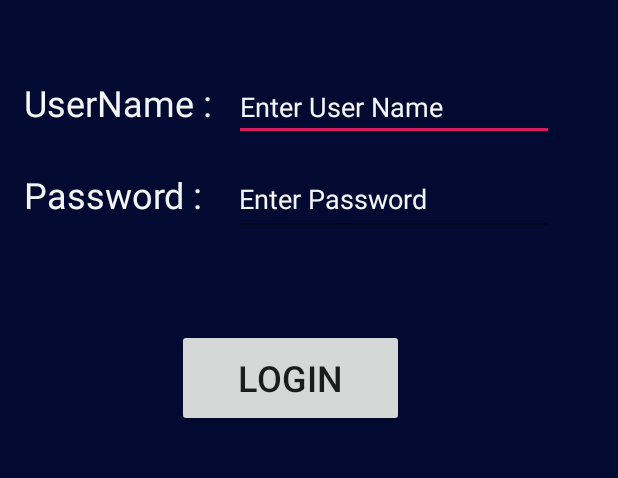
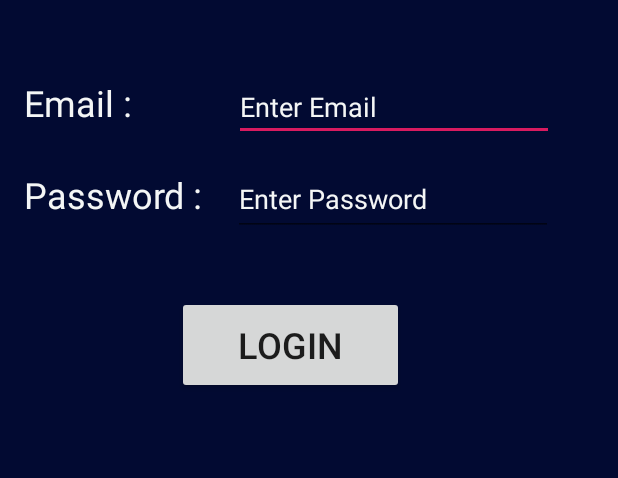
Before and after one commit to shubh1410/Goods-Availability-Management, an Android app: the screen it shows after launch (MainActivity), after a tap on "LOGIN", on a phone screen of 412 x 824 dp, the part 488-966 px from its top. Run offline under Robolectric (Android 15) with nearby library versions, the phone set to English and light mode, and no system bars; our stand-ins replace Firebase (no records; nobody signed in at launch, a user with empty details on screens opened directly).

Commit message:
added firebase authentication:MainActivity.java

```diff
--- a/app/build.gradle
+++ b/app/build.gradle
@@ -23,6 +23,8 @@ dependencies {
     implementation 'com.android.support:appcompat-v7:28.0.0'
     implementation 'com.android.support.constraint:constraint-layout:1.1.3'
     implementation 'com.google.firebase:firebase-core:16.0.1'
+    implementation 'com.google.firebase:firebase-database:16.0.1'
+    implementation 'com.google.firebase:firebase-auth:16.0.3'
     testImplementation 'junit:junit:4.12'
     androidTestImplementation 'com.android.support.test:runner:1.0.2'
     androidTestImplementation 'com.android.support.test.espresso:espresso-core:3.0.2'
--- a/app/src/main/java/com/example/godam/MainActivity.java
+++ b/app/src/main/java/com/example/godam/MainActivity.java
@@ -2,6 +2,7 @@ package com.example.godam;
 
 import android.content.Intent;
 import android.os.Bundle;
+import android.support.annotation.NonNull;
 import android.support.v7.app.AppCompatActivity;
 import android.util.Log;
 import android.view.View;
@@ -10,7 +11,20 @@ import android.widget.EditText;
 import android.widget.TextView;
 import android.widget.Toast;
 
+import com.google.android.gms.tasks.OnCompleteListener;
+import com.google.android.gms.tasks.Task;
+import com.google.firebase.auth.AuthResult;
+import com.google.firebase.auth.FirebaseAuth;
+import com.google.firebase.auth.FirebaseUser;
+import com.google.firebase.database.DataSnapshot;
+import com.google.firebase.database.DatabaseError;
+import com.google.firebase.database.DatabaseReference;
+import com.google.firebase.database.FirebaseDatabase;
+import com.google.firebase.database.ValueEventListener;
+
 public class MainActivity extends AppCompatActivity {
+
+
 
     Button login_button;
     EditText user,pass;
@@ -19,6 +33,11 @@ public class MainActivity extends AppCompatActivity {
     private static final String TAG = "MainActivity";
     private final String uname="uname";
     private final String passtext="passtext";
+
+    private FirebaseDatabase database;
+    private DatabaseReference databaseReference;
+    private FirebaseAuth mAuth;
+    private FirebaseAuth.AuthStateListener mAuthListener;
 
     @Override
     protected void onCreate(Bundle savedInstanceState) {
@@ -30,21 +49,63 @@ public class MainActivity extends AppCompatActivity {
         pass = (EditText)findViewById(R.id.password);
         msg = (TextView)findViewById(R.id.errormsg);
 
+        mAuth = FirebaseAuth.getInstance();
+        database=FirebaseDatabase.getInstance();
+        databaseReference=database.getReference();
 
+        databaseReference.addValueEventListener(new ValueEventListener() {
+            @Override
+            public void onDataChange(@NonNull DataSnapshot dataSnapshot) {
+
+            }
+
+            @Override
+            public void onCancelled(@NonNull DatabaseError databaseError) {
+
+            }
+        });
+
+        mAuthListener = new FirebaseAuth.AuthStateListener() {
+            @Override
+            public void onAuthStateChanged(@NonNull FirebaseAuth firebaseAuth) {
+                FirebaseUser user_email=firebaseAuth.getCurrentUser();
+
+                if(user_email!=null){
+                    Log.d(TAG,"user signed in");
+                }
+                else{
+                    Log.d(TAG,"user signed out");
+                }
+            }
+        };
 
         login_button.setOnClickListener(new View.OnClickListener() {
 
             @Override
             public void onClick(View v) {
 
-                if(user.getText().toString().equals("admin") &&
-                        user.getText().toString().equals("admin")) {
-                    Toast.makeText(getApplicationContext(),
-                            "Redirecting...",Toast.LENGTH_SHORT).show();
-                    Intent intent=new  Intent(MainActivity.this,supervisor.class);
-                    startActivity(intent);
+                final String email=user.getText().toString();
+                String pwd=pass.getText().toString();
+
+                if(!email.equals("") && !pwd.equals("")) {
+                    /*Toast.makeText(getApplicationContext(),
+                            "Redirecting...",Toast.LENGTH_SHORT).show();*/
+                    mAuth.signInWithEmailAndPassword(email,pwd).addOnCompleteListener(MainActivity.this, new OnCompleteListener<AuthResult>() {
+                        @Override
+                        public void onComplete(@NonNull Task<AuthResult> task) {
+                            if(task.isSuccessful()){
+                                Intent intent=new Intent(MainActivity.this,supervisor.class);
+                                startActivity(intent);
+                                Toast.makeText(MainActivity.this, "Signed in",Toast.LENGTH_SHORT).show();
+
+                            }else{
+                                Toast.makeText(MainActivity.this, "Wrong Credentials",Toast.LENGTH_SHORT).show();
+                            }
+                        }
+                    });
+
                 }else{
-                    Toast.makeText(getApplicationContext(), "Wrong Credentials",Toast.LENGTH_SHORT).show();
+                    Toast.makeText(MainActivity.this, "Email or Password cannot be empty",Toast.LENGTH_SHORT).show();
                     //msg.setText("Wrong Credentials");
                     //msg.setVisibility(View.VISIBLE);
                 }
@@ -53,6 +114,7 @@ public class MainActivity extends AppCompatActivity {
         });
         Log.d(TAG, "onCreate: out");
     }
+
 
     @Override
     protected void onRestart() {
@@ -65,7 +127,16 @@ public class MainActivity extends AppCompatActivity {
     protected void onStart() {
         Log.d(TAG, "onStart: in");
         super.onStart();
+        mAuth.addAuthStateListener(mAuthListener);
         Log.d(TAG, "onStart: out");
+    }
+
+    @Override
+    protected void onStop() {
+        super.onStop();
+        if(mAuthListener !=null){
+            mAuth.removeAuthStateListener(mAuthListener);
+        }
     }
 
     @Override
--- a/app/src/main/res/layout/activity_main.xml
+++ b/app/src/main/res/layout/activity_main.xml
@@ -13,7 +13,7 @@
         android:layout_height="33dp"
         android:layout_marginStart="16dp"
         android:layout_marginTop="52dp"
-        android:text="UserName :"
+        android:text="Email :"
         android:textColor="@color/colorPrimaryDark"
         android:textSize="?attr/dialogPreferredPadding"
         app:layout_constraintStart_toStartOf="parent"
@@ -37,7 +37,7 @@
         android:layout_height="wrap_content"
         android:layout_marginStart="8dp"
         android:ems="10"
-        android:hint="Enter User Name"
+        android:hint="Enter Email"
         android:inputType="textPersonName"
         android:textColor="@color/colorPrimaryDark"
         android:textColorHint="@color/colorPrimaryDark"
@@ -64,32 +64,27 @@
         android:layout_marginStart="8dp"
         android:layout_marginTop="40dp"
         android:layout_marginEnd="8dp"
-        android:layout_marginBottom="8dp"
         android:scrollbars="vertical"
         android:text="Login"
         android:textSize="?attr/dialogPreferredPadding"
-        app:layout_constraintBottom_toBottomOf="parent"
         app:layout_constraintEnd_toEndOf="parent"
         app:layout_constraintHorizontal_bias="0.45"
         app:layout_constraintStart_toStartOf="parent"
-        app:layout_constraintTop_toBottomOf="@+id/password"
-        app:layout_constraintVertical_bias="0.096" />
+        app:layout_constraintTop_toBottomOf="@+id/password" />
 
     <TextView
         android:id="@+id/errormsg"
         android:layout_width="341dp"
         android:layout_height="94dp"
         android:layout_marginStart="8dp"
-        android:layout_marginTop="8dp"
         android:layout_marginEnd="8dp"
-        android:layout_marginBottom="8dp"
+        android:layout_marginBottom="76dp"
         android:textAlignment="center"
         android:textColor="@color/colorPrimary"
         android:textSize="50sp"
         app:layout_constraintBottom_toBottomOf="parent"
         app:layout_constraintEnd_toEndOf="parent"
-        app:layout_constraintStart_toStartOf="parent"
-        app:layout_constraintTop_toBottomOf="@+id/login" />
+        app:layout_constraintStart_toStartOf="parent" />
 
     <ImageView
         android:id="@+id/imageView"
```
Also changed, not shown: 1 other file.
